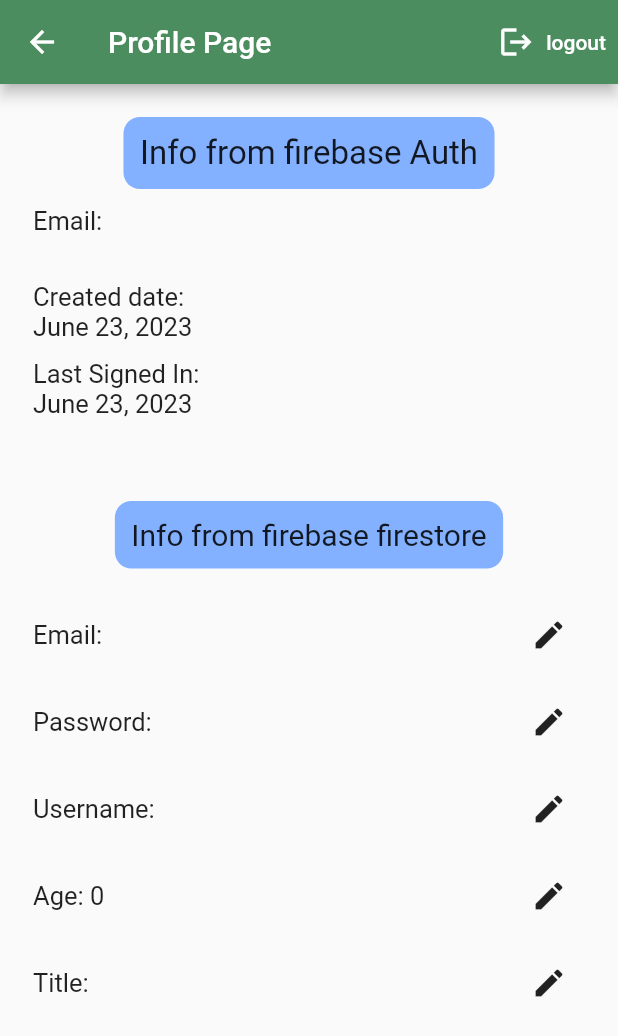
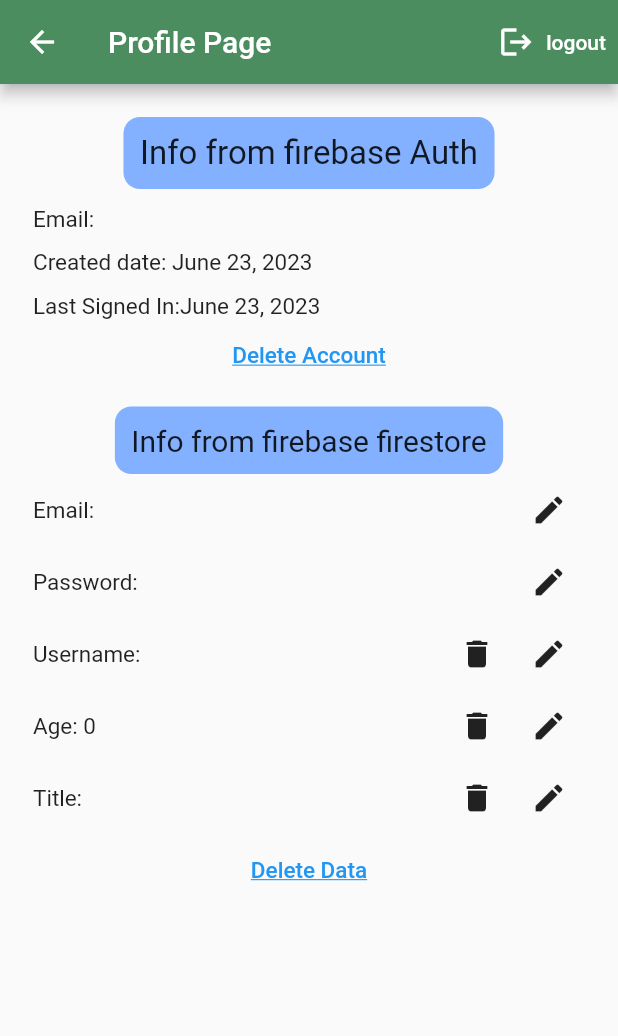
Before and after one commit to MasadMJ/flutter_project_market, a Flutter app: the ProfilePage screen opened directly, on a phone screen of 412 x 824 dp. Shown: the top 1036 px of the screen. Run offline on Flutter 3.47's test engine with Material 2 defaults, Android fonts, the phone set to English and light mode, and no system bars; our stand-ins replace cloud_firestore, firebase_auth, firebase_core, flutter_svg, google_sign_in; accounts and stored records are empty.

Commit message:
edit data profile manger and remove data

```diff
--- a/lib/clases/widget_datafirestore.dart
+++ b/lib/clases/widget_datafirestore.dart
@@ -61,6 +61,7 @@
                     TextButton(
                         onPressed: () {
                           // addnewtask();
+
                           Navigator.pop(context);
                         },
                         child: Text(
@@ -75,6 +76,9 @@
         );
       },
     );
+
+
+
   }
 
   @override
@@ -98,7 +102,6 @@
               snapshot.data!.data() as Map<String, dynamic>;
           return Container(
             width: double.infinity,
-            padding: const EdgeInsets.only(top: 20),
             child: Column(
               crossAxisAlignment: CrossAxisAlignment.start,
               children: [
@@ -108,7 +111,7 @@
                     Text(
                       "Email: ${data['email']}",
                       style: const TextStyle(
-                        fontSize: 17,
+                        fontSize: 15,
                       ),
                     ),
                     IconButton(
@@ -118,16 +121,13 @@
                         icon: Icon(Icons.edit))
                   ],
                 ),
-                const SizedBox(
-                  height: 10,
-                ),
                 Row(
                   mainAxisAlignment: MainAxisAlignment.spaceBetween,
                   children: [
                     Text(
                       "Password: ${data['password']}",
                       style: const TextStyle(
-                        fontSize: 17,
+                        fontSize: 15,
                       ),
                     ),
                     IconButton(
@@ -137,27 +137,33 @@
                         icon: Icon(Icons.edit))
                   ],
                 ),
-                const SizedBox(
-                  height: 10,
-                ),
                 Row(
                   mainAxisAlignment: MainAxisAlignment.spaceBetween,
                   children: [
                     Text(
                       "Username: ${data['username']}",
                       style: const TextStyle(
-                        fontSize: 17,
+                        fontSize: 15,
                       ),
                     ),
+                    Row(
+                      mainAxisAlignment: MainAxisAlignment.spaceBetween,
+                      children: [
+                        IconButton(
+                            onPressed: () {
+                              setState(() {
+                                deleteField("username");
+                              });
+                            },
+                            icon: Icon(Icons.delete)),
                         IconButton(
                             onPressed: () {
                               myDialog(data, 'username');
                             },
-                        icon: Icon(Icons.edit))
+                            icon: Icon(Icons.edit)),
                       ],
-                ),
-                const SizedBox(
-                  height: 10,
+                    )
+                  ],
                 ),
                 Row(
                   mainAxisAlignment: MainAxisAlignment.spaceBetween,
@@ -165,18 +171,27 @@
                     Text(
                       "Age: ${data['age']}",
                       style: const TextStyle(
-                        fontSize: 17,
+                        fontSize: 15,
                       ),
                     ),
+                    Row(
+                      mainAxisAlignment: MainAxisAlignment.spaceBetween,
+                      children: [
+                        IconButton(
+                            onPressed: () {
+                              setState(() {
+                                deleteField("age");
+                              });
+                            },
+                            icon: Icon(Icons.delete)),
                         IconButton(
                             onPressed: () {
                               myDialog(data, 'age');
                             },
-                        icon: Icon(Icons.edit))
+                            icon: Icon(Icons.edit)),
                       ],
-                ),
-                const SizedBox(
-                  height: 10,
+                    )
+                  ],
                 ),
                 Row(
                   mainAxisAlignment: MainAxisAlignment.spaceBetween,
@@ -184,16 +199,38 @@
                     Text(
                       "Title: ${data['title']}",
                       style: const TextStyle(
-                        fontSize: 17,
+                        fontSize: 15,
                       ),
                     ),
+                    Row(
+                      children: [
+                        IconButton(
+                            onPressed: () {
+                              setState(() {
+                                deleteField("title");
+                              });
+                            },
+                            icon: Icon(Icons.delete)),
                         IconButton(
                             onPressed: () {
                               myDialog(data, 'title');
                             },
-                        icon: Icon(Icons.edit))
+                            icon: Icon(Icons.edit)),
+                      ],
+                    )
                   ],
                 ),
+                Center(
+                    child: TextButton(
+                        onPressed: () {
+                          setState(() {
+                            deleteDocAllDoc();
+                          });
+                        },
+                        child: Text("Delete Data",
+                            style: TextStyle(
+                                fontSize: 15,
+                                decoration: TextDecoration.underline))))
               ],
             ),
           );
--- a/lib/main.dart
+++ b/lib/main.dart
@@ -47,7 +47,7 @@
             } else if (snapshot.hasError) {
               return showSnackBar(context, "Something went wrong");
             } else if (snapshot.hasData) {
-              return const VerifyEmailView();
+              return const HomePage();
             } else {
               return const Login();
             }
--- a/lib/screens/home.dart
+++ b/lib/screens/home.dart
@@ -27,7 +27,7 @@
               children: [
                  UserAccountsDrawerHeader(
                   accountName: Text(
-                    "${ ("name")}",
+                    "${getAuthInfo("name")}",
                     style: TextStyle(fontSize: 20, color: Colors.white),
                   ),
                   accountEmail: Text(
--- a/lib/screens/profile_page.dart
+++ b/lib/screens/profile_page.dart
@@ -19,7 +19,6 @@
 class _ProfilePageState extends State<ProfilePage> {
   final credential = FirebaseAuth.instance.currentUser;
   final dataFirestore = GetDataFromFirestore(getAuthInfo("uid"));
-
 
   @override
   Widget build(BuildContext context) {
@@ -73,33 +72,45 @@
                     height: 11,
                   ),
                   Text(
-                    "Email:\n${getAuthInfo("email")}   ",
+                    "Email: ${getAuthInfo("email")}   ",
                     style: TextStyle(
-                      fontSize: 17,
+                      fontSize: 15,
                     ),
                   ),
                   SizedBox(
                     height: 11,
                   ),
                   Text(
-                    "Created date: \n${getAuthInfo("created")}      ",
+                    "Created date: ${getAuthInfo("created")}      ",
                     style: TextStyle(
-                      fontSize: 17,
+                      fontSize: 15,
                     ),
                   ),
                   SizedBox(
                     height: 11,
                   ),
                   Text(
-                    "Last Signed In:\n${getAuthInfo("lastsignin")} ",
+                    "Last Signed In:${getAuthInfo("lastsignin")} ",
                     style: TextStyle(
-                      fontSize: 17,
+                      fontSize: 15,
                     ),
                   ),
+                  Center(
+                      child: TextButton(
+                          onPressed: () {
+                            setState(() {
+                              deleteFirebaseAuth();
+                            });
+                            Navigator.pop(context);
+                          },
+                          child: Text("Delete Account",
+                              style: TextStyle(
+                                  fontSize: 15,
+                                  decoration: TextDecoration.underline))))
                 ],
               ),
               SizedBox(
-                height: 55,
+                height: 10,
               ),
               Center(
                   child: Container(
@@ -113,10 +124,7 @@
                           fontSize: 20,
                         ),
                       ))),
-            dataFirestore,
-
-
-
+              dataFirestore,
             ],
           ),
         ),
--- a/lib/screens/register.dart
+++ b/lib/screens/register.dart
@@ -190,7 +190,9 @@
                           });
                           await registerToFireBase(context,
                               emaillController.text, passwordController.text,usernameController.text,titleController.text,ageController.text);
-                          isLoadding = !isLoadding;
+                                                   setState(() {
+                            isLoadding = !isLoadding;
+                          });
                         } else {
                           showSnackBar(context, "Error in deatils");
                         }
--- a/lib/screens/verify_email.dart
+++ b/lib/screens/verify_email.dart
@@ -29,7 +29,7 @@
     isEmailVerified = FirebaseAuth.instance.currentUser!.emailVerified;
 
     if (!isEmailVerified) {
-      //sendVerificationEmail(context);
+    //  sendVerificationEmail(context);
 
       timer = Timer.periodic(const Duration(seconds: 3), (timer) async {
         // when we click on the link that existed on yahoo
```
Also changed, not shown: lib/shared/firebase.dart (+54 -4 lines). Lines whose indentation alone changed are shown as unchanged.
